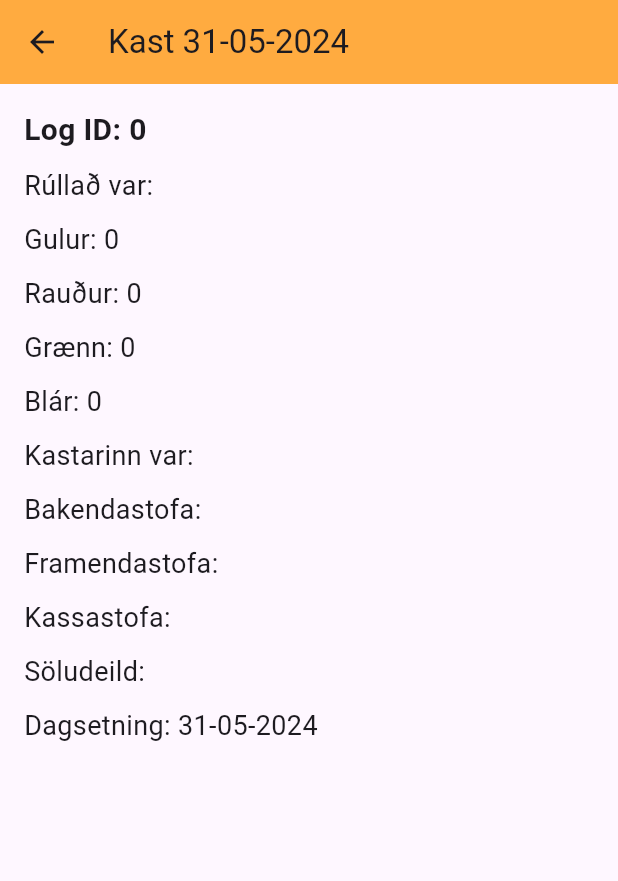
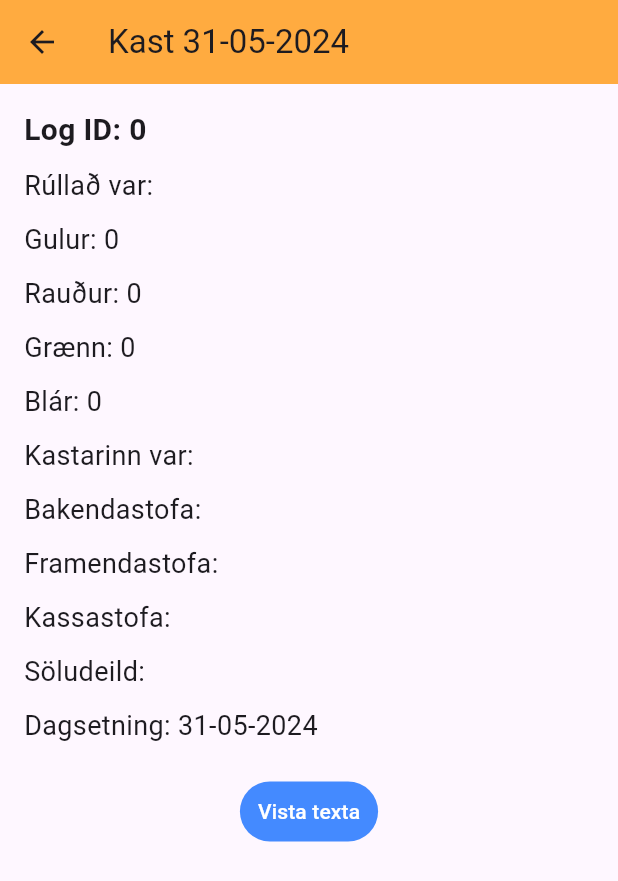
Before and after one commit to TomasGudna/lokaverkntv, a Flutter app: the LogDetailScreen screen opened directly with empty values, on a phone screen of 412 x 824 dp. Shown: the top 881 px of the screen. Run offline on Flutter 3.47's test engine with Material 3 defaults, Android fonts, the phone set to English and light mode, and no system bars; our stand-ins replace sqflite; accounts and stored records are empty.

Commit message:
Complete!
held ég, vona ég (svo eru svona 1000 böggar ....)

```diff
--- a/lib/database/log_database.dart
+++ b/lib/database/log_database.dart
@@ -16,7 +16,7 @@ class LogDatabase {
   Future<Database> get database async {
     if (_database != null) return _database!;
 
-    _database = await _initDB('test11.db');
+    _database = await _initDB('database.db');
     return _database!;
   }
 
@@ -28,7 +28,6 @@ class LogDatabase {
   }
 
   Future _createDB(Database db, int version) async {
-    print("wow");
     await db.execute('''
         CREATE TABLE $tableLogs (
         ${LogFieldsThrows.id} INTEGER PRIMARY KEY AUTOINCREMENT,
--- a/lib/logspage/logdetails.dart
+++ b/lib/logspage/logdetails.dart
@@ -1,6 +1,7 @@
 import 'package:flutter/material.dart';
 import 'package:intl/intl.dart';
 import '../../database/log.dart';
+import 'package:flutter/services.dart';
 
 class LogDetailScreen extends StatelessWidget {
   final Log log;
@@ -10,6 +11,26 @@ class LogDetailScreen extends StatelessWidget {
   @override
   Widget build(BuildContext context) {
     final formattedDate = DateFormat('dd-MM-yyyy').format(log.createdTime);
+
+
+    String formatLog(Log log) {
+      String greenThrowLine = log.greenThrow != null ? 'Grænn: ${log.greenThrow}' : '';
+      String blueThrowLine = log.blueThrow != null ? 'Blár: ${log.blueThrow}' : '';
+
+      return '''
+Rúllað var: ${log.nidurstada}
+Gulur: ${log.yellowThrow}
+Rauður: ${log.redThrow}
+${greenThrowLine.isNotEmpty ? greenThrowLine + '\n' : ''}${blueThrowLine.isNotEmpty ? blueThrowLine + '\n' : ''}Kastarinn var: ${log.kastari}
+Vitni fyrir hverja skrifstofu:
+• Bakendastofa - ${log.bakendiVitni}
+• Framendastofa - ${log.framendiVitni}
+• Kassastofa - ${log.kassadeildVitni}
+• Söludeild - ${log.soludeildVitni}
+''';
+    }
+
+    final formattedLog = formatLog(log);
 
     return Scaffold(
       appBar: AppBar(
@@ -82,6 +103,22 @@ class LogDetailScreen extends StatelessWidget {
               'Dagsetning: $formattedDate',
               style: TextStyle(fontSize: 18),
             ),
+            SizedBox(height: 20),
+            Center(
+              child: TextButton(
+                onPressed: () {
+                  Clipboard.setData(ClipboardData(text: formattedLog));
+                  ScaffoldMessenger.of(context).showSnackBar(
+                    SnackBar(content: Text('Texti vistaður')),
+                  );
+                },
+                style: TextButton.styleFrom(
+                  foregroundColor: Colors.white,
+                  backgroundColor: Colors.blueAccent,
+                ),
+                child: Text('Vista texta'),
+              ),
+            ),
           ],
         ),
       ),
--- a/lib/save_container/container.dart
+++ b/lib/save_container/container.dart
@@ -66,7 +66,7 @@ class _SaveState extends State<Save> {
       ScaffoldMessenger.of(context).showSnackBar(
         SnackBar(
           content: Text('Teningakast dagsins vistað'),
-          duration: Durations.short4,
+          duration: Duration(seconds: 4),
         ),
       );
     }
--- a/lib/throwing/nidurstodur.dart
+++ b/lib/throwing/nidurstodur.dart
@@ -24,7 +24,7 @@ class DiceLogic {
         case 4: return "Brauð & Co";
         case 5: return "Sara kebab";
         case 6: return "KFC";
-        default: return "Kasta aftur";
+        default: return "";
       }
     } else {
       switch (blueRoll) {
@@ -34,7 +34,7 @@ class DiceLogic {
         case 4: return "Metro";
         case 5: return "JWI";
         case 6: return "Salatbarinn";
-        default: return "Kasta aftur";
+        default: return "";
       }
     }
   }
```
